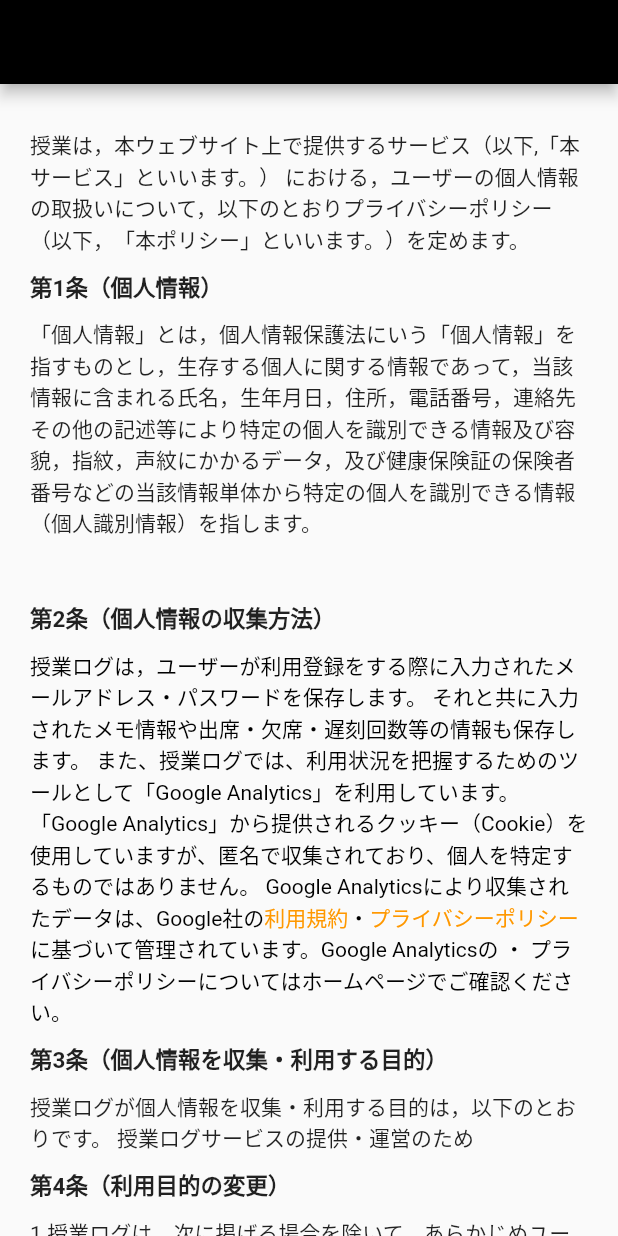
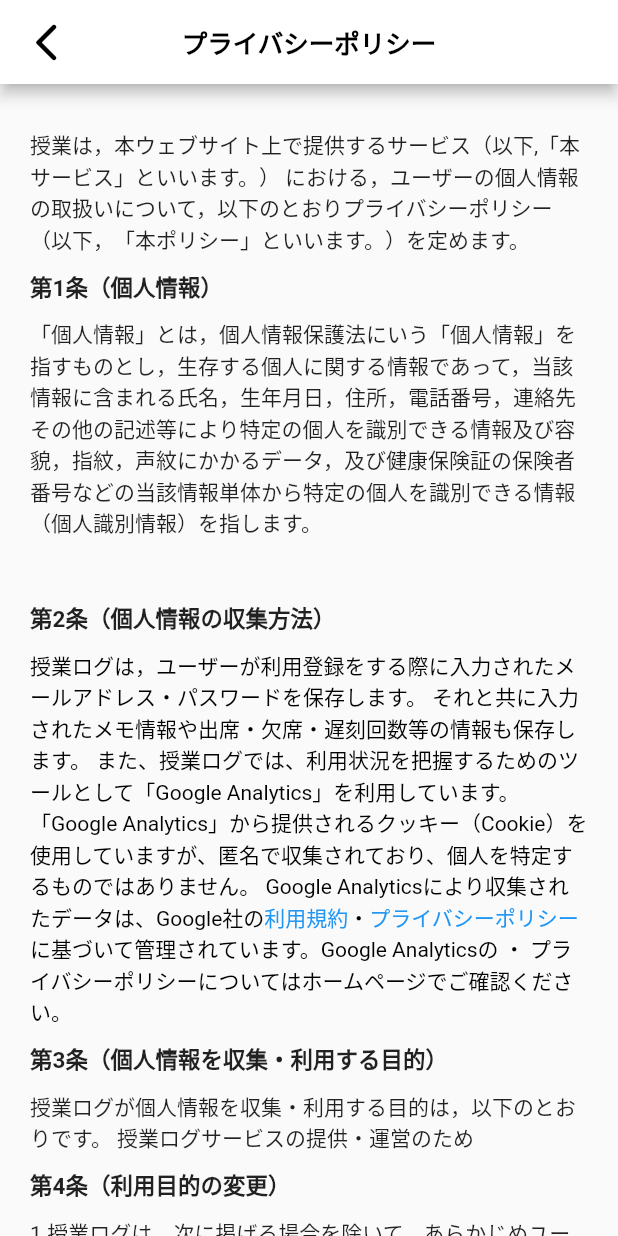
Before and after one commit to SeyaKen/JugyouRogu, a Flutter app: the PrivacyPolicy screen opened directly, on a phone screen of 412 x 824 dp. Run offline on Flutter 3.47's test engine with Material 2 defaults, Android fonts, the phone set to English and light mode, and no system bars; our stand-ins replace cloud_firestore, firebase_auth, firebase_core, firebase_storage, font_awesome_flutter, google_mobile_ads and 3 more; accounts and stored records are empty.

```diff
--- a/lib/SelectLogin/privacy_policy.dart
+++ b/lib/SelectLogin/privacy_policy.dart
@@ -14,7 +14,7 @@ class _PrivacyPolicyState extends State<PrivacyPolicy> {
   Widget build(BuildContext context) {
     return Scaffold(
         appBar: AppBar(
-            backgroundColor: Colors.black,
+            backgroundColor: Colors.white,
             automaticallyImplyLeading: false,
             title: Row(
               crossAxisAlignment: CrossAxisAlignment.center,
@@ -41,7 +41,7 @@ class _PrivacyPolicyState extends State<PrivacyPolicy> {
                 const Icon(
                   Icons.arrow_back_ios_new_rounded,
                   size: 30,
-                  color: Colors.black,
+                  color: Colors.white,
                 ),
               ],
             )),
@@ -116,7 +116,7 @@ class _PrivacyPolicyState extends State<PrivacyPolicy> {
                                 '授業ログは，ユーザーが利用登録をする際に入力されたメールアドレス・パスワードを保存します。 それと共に入力されたメモ情報や出席・欠席・遅刻回数等の情報も保存します。 また、授業ログでは、利用状況を把握するためのツールとして「Google Analytics」を利用しています。「Google Analytics」から提供されるクッキー（Cookie）を使用していますが、匿名で収集されており、個人を特定するものではありません。 Google Analyticsにより収集されたデータは、Google社の',
                           ),
                           TextSpan(
-                            style: const TextStyle(color: Colors.orange),
+                            style: const TextStyle(color: Colors.blue),
                             recognizer: TapGestureRecognizer()
                               ..onTap = () async {
                                 await launch("");
@@ -127,7 +127,7 @@ class _PrivacyPolicyState extends State<PrivacyPolicy> {
                             text: '・',
                           ),
                           TextSpan(
-                            style: const TextStyle(color: Colors.orange),
+                            style: const TextStyle(color: Colors.blue),
                             recognizer: TapGestureRecognizer()
                               ..onTap = () async {
                                 await launch("");
@@ -395,7 +395,7 @@ class _PrivacyPolicyState extends State<PrivacyPolicy> {
                           },
                           child: const Text(
                             '「お問い合わせ窓口」はこちら',
-                            style: TextStyle(color: Colors.orange),
+                            style: TextStyle(color: Colors.blue),
                           )),
                     ],
                   )
--- a/lib/SelectLogin/riyoukiyaku.dart
+++ b/lib/SelectLogin/riyoukiyaku.dart
@@ -12,7 +12,7 @@ class _RiyoukiyakuState extends State<Riyoukiyaku> {
   Widget build(BuildContext context) {
     return Scaffold(
         appBar: AppBar(
-            backgroundColor: Colors.black,
+            backgroundColor: Colors.white,
             automaticallyImplyLeading: false,
             title: Row(
               crossAxisAlignment: CrossAxisAlignment.center,
@@ -39,7 +39,7 @@ class _RiyoukiyakuState extends State<Riyoukiyaku> {
                 const Icon(
                   Icons.arrow_back_ios_new_rounded,
                   size: 30,
-                  color: Colors.black,
+                  color: Colors.white,
                 ),
               ],
             )),
```
